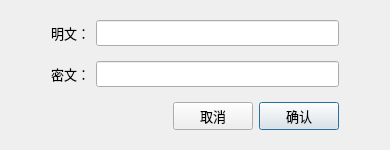
First picture: the form in ConfigTool/translatedlg.ui, repository wwkl3385/configTool_BY_QT, before the edit.
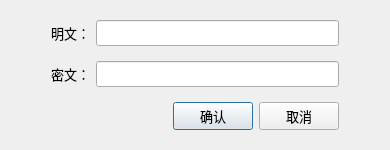
Second picture: the form after the edit.

What changed in the file:
```diff
--- a/ConfigTool/translatedlg.ui
+++ b/ConfigTool/translatedlg.ui
@@ -159,6 +159,22 @@
        </property>
       </spacer>
      </item>
+     <item>
+      <widget class="QPushButton" name="translatePushButton">
+       <property name="font">
+        <font>
+         <family>微软雅黑</family>
+         <pointsize>10</pointsize>
+        </font>
+       </property>
+       <property name="acceptDrops">
+        <bool>true</bool>
+       </property>
+       <property name="text">
+        <string>确认</string>
+       </property>
+      </widget>
+     </item>
      <item>
       <widget class="QPushButton" name="cancelPushButton">
        <property name="font">
@@ -175,22 +191,6 @@
        </property>
       </widget>
      </item>
-     <item>
-      <widget class="QPushButton" name="translatePushButton">
-       <property name="font">
-        <font>
-         <family>微软雅黑</family>
-         <pointsize>10</pointsize>
-        </font>
-       </property>
-       <property name="acceptDrops">
-        <bool>true</bool>
-       </property>
-       <property name="text">
-        <string>确认</string>
-       </property>
-      </widget>
-     </item>
      <item>
       <spacer name="horizontalSpacer_6">
        <property name="orientation">
```
Left out of the diff: 3 changed lines with no effect on the pictures.
